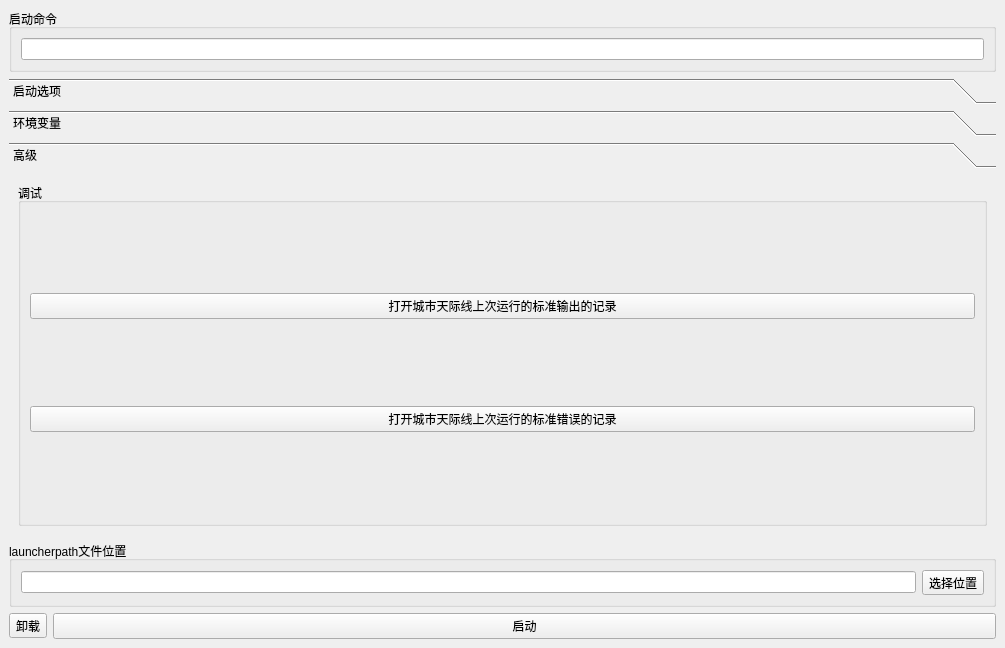
First picture: the form in src/settings/settingswindow.ui, repository neila-a/ParadoxaDirecta, before the edit.
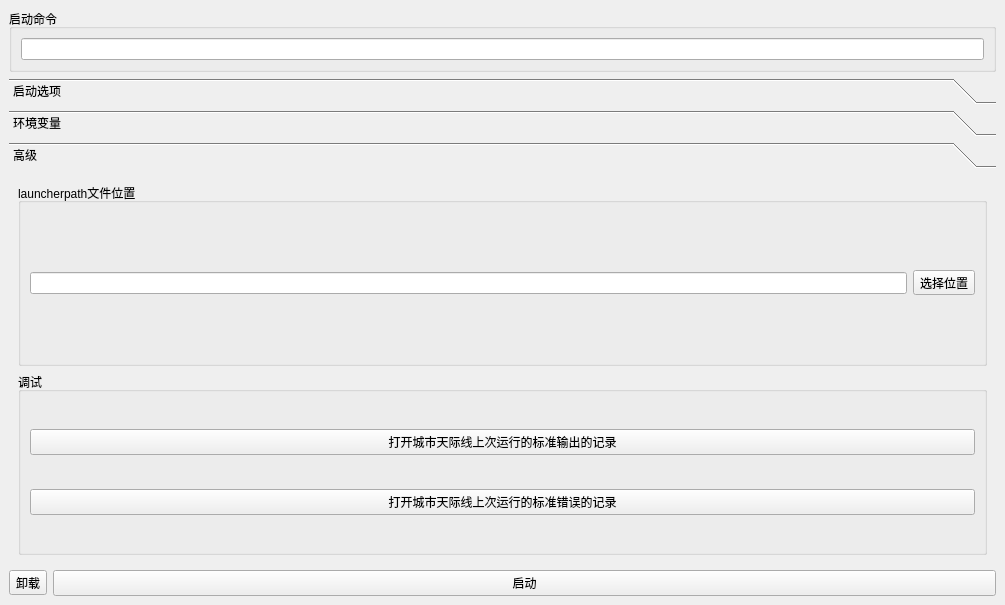
Second picture: the form after the edit. The open tabs and pages were chosen to show the change. Icons and pictures are not drawn.

What changed in the file:
```diff
--- a/src/settings/settingswindow.ui
+++ b/src/settings/settingswindow.ui
@@ -7,7 +7,7 @@
     <x>0</x>
     <y>0</y>
     <width>1005</width>
-    <height>648</height>
+    <height>605</height>
    </rect>
   </property>
   <property name="windowTitle">
@@ -17,6 +17,9 @@
    <iconset resource="settings.qrc">
     <normaloff>:/icon.png</normaloff>:/icon.png</iconset>
   </property>
+  <property name="styleSheet">
+   <string notr="true"/>
+  </property>
   <property name="tabShape">
    <enum>QTabWidget::TabShape::Triangular</enum>
   </property>
@@ -45,6 +48,9 @@
     </item>
     <item row="1" column="0">
      <widget class="QToolBox" name="toolBox">
+      <property name="styleSheet">
+       <string notr="true"/>
+      </property>
       <property name="currentIndex">
        <number>1</number>
       </property>
@@ -271,41 +277,37 @@
          <x>0</x>
          <y>0</y>
          <width>987</width>
-         <height>349</height>
+         <height>379</height>
         </rect>
        </property>
        <attribute name="label">
         <string>高级</string>
        </attribute>
        <layout class="QGridLayout" name="gridLayout_1919810">
-        <item row="0" column="0">
+        <item row="1" column="0">
          <widget class="QGroupBox" name="groupBox_4">
           <property name="title">
            <string>调试</string>
           </property>
           <layout class="QGridLayout" name="gridLayout_114514">
            <item row="1" column="0">
-            <widget class="QPushButton" name="stdErrorButton">
-             <property name="text">
-              <string>打开城市天际线上次运行的标准错误的记录</string>
-             </property>
-            </widget>
-           </item>
-           <item row="0" column="0">
             <widget class="QPushButton" name="stdOutputButton">
              <property name="text">
               <string>打开城市天际线上次运行的标准输出的记录</string>
              </property>
             </widget>
            </item>
-          </layout>
-         </widget>
-        </item>
-       </layout>
-      </widget>
-     </widget>
-    </item>
     <item row="2" column="0">
+            <widget class="QPushButton" name="stdErrorButton">
+             <property name="text">
+              <string>打开城市天际线上次运行的标准错误的记录</string>
+             </property>
+            </widget>
+           </item>
+          </layout>
+         </widget>
+        </item>
+        <item row="0" column="0">
      <widget class="QGroupBox" name="groupBox_3">
       <property name="title">
        <string>launcherpath文件位置</string>
@@ -335,6 +337,10 @@
         </widget>
        </item>
       </layout>
+         </widget>
+        </item>
+       </layout>
+      </widget>
      </widget>
     </item>
     <item row="3" column="0">
```
Left out of the diff: 22 changed lines with no effect on the pictures. Lines whose indentation alone changed are shown as unchanged.
